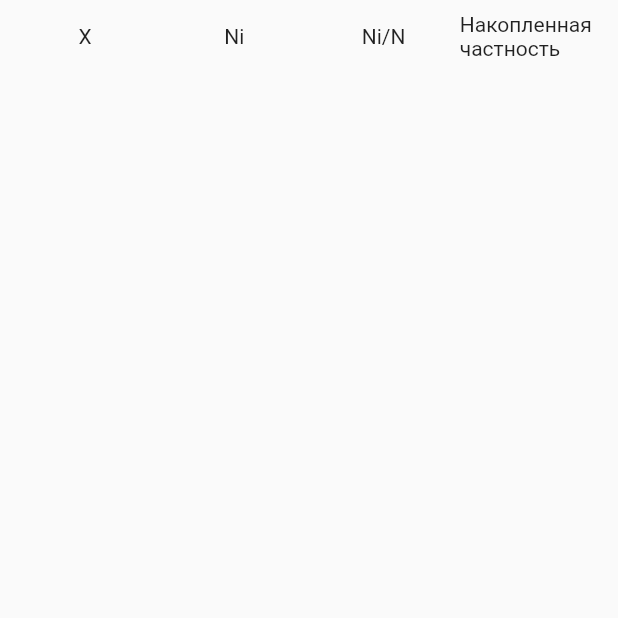
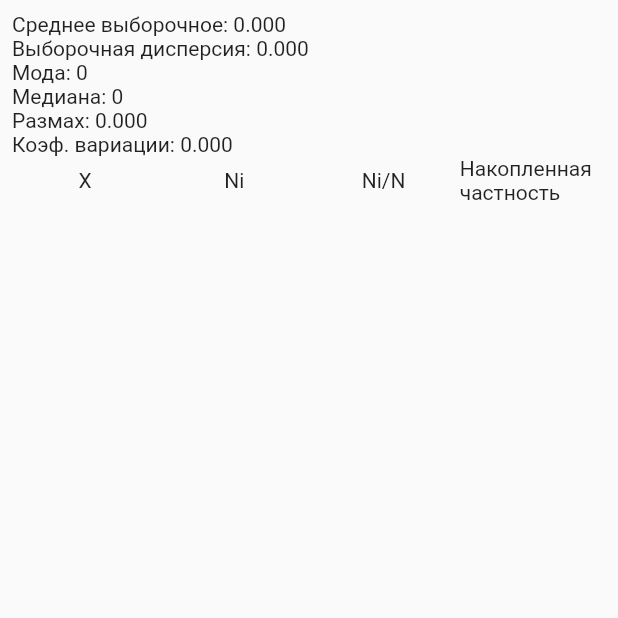
Before and after one commit to ShiryaevNikolay/math_statistics, a Flutter app: the ResultScreen screen opened directly with empty values, on a phone screen of 412 x 824 dp, the top half of it. Run offline on Flutter 3.47's test engine with Material 2 defaults, Android fonts, the phone set to English and light mode, and no system bars; our stand-ins replace bloc, flutter_bloc.

Commit message:
Добавляет поля для остальных данных на экран с результатами

```diff
--- a/lib/components/counter.dart
+++ b/lib/components/counter.dart
@@ -51,6 +51,12 @@ class _CounterState extends State<Counter> {
       ..addListener(() {
         widget.counter = int.parse(_controller?.text ?? "0");
       });
+  }
+
+  @override
+  void dispose() {
+    _controller?.dispose();
+    super.dispose();
   }
 
   @override
--- a/lib/pages/descriptive_statistics_reuslt_page.dart
+++ b/lib/pages/descriptive_statistics_reuslt_page.dart
@@ -10,11 +10,24 @@ class DescriptiveStatisticsResultPage extends StatelessWidget {
 
   @override
   Widget build(BuildContext context) {
-    return ListView.builder(
-      itemCount: variationsData!.rowsVariations!.length + 1,
-      itemBuilder: (context, index) => index == 0
-          ? ItemRowVariationsData()
-          : ItemRowVariationsData(rowVariation: variationsData!.rowsVariations![index-1],)
+    return Column(
+      crossAxisAlignment: CrossAxisAlignment.stretch,
+      children: [
+        Text("Среднее выборочное: ${variationsData!.xAverage!.toStringAsFixed(3)}"),
+        Text("Выборочная дисперсия: ${variationsData!.dispersion!.toStringAsFixed(3)}"),
+        Text("Мода: ${variationsData!.fashion}"),
+        Text("Медиана: ${variationsData!.median}"),
+        Text("Размах: ${variationsData!.size!.toStringAsFixed(3)}"),
+        Text("Коэф. вариации: ${variationsData!.coefficientVariation!.toStringAsFixed(3)}"),
+        Expanded(
+          child: ListView.builder(
+              itemCount: variationsData!.rowsVariations!.length + 1,
+              itemBuilder: (context, index) => index == 0
+                  ? ItemRowVariationsData()
+                  : ItemRowVariationsData(rowVariation: variationsData!.rowsVariations![index-1],)
+          ),
+        )
+      ],
     );
   }
 }
```
Also changed, not shown: lib/components/parameter.dart (+14 -10 lines), lib/pages/descriptive_statistics_page.dart (+6 -5 lines), pubspec.lock.
